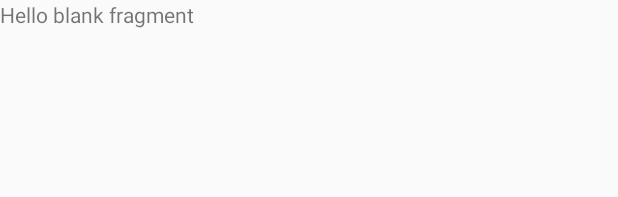
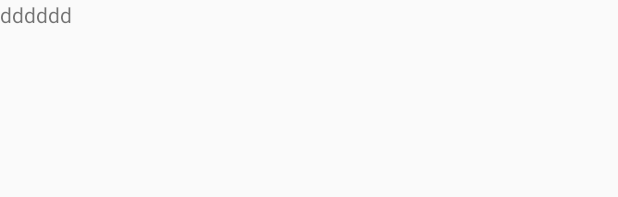
Before and after one commit to vinaynm/NammaKarnatakaTraffic, an Android app: the layout fragment_support.xml on its own in the app's theme, with its tools: preview values and no code run, on a phone screen of 412 x 824 dp. Shown: the top 197 px of the screen. Run offline under Robolectric (Android 15) with nearby library versions, the phone set to English and light mode, and no system bars.

Commit message:
test new

```diff
--- a/app/src/main/res/layout/fragment_support.xml
+++ b/app/src/main/res/layout/fragment_support.xml
@@ -8,6 +8,6 @@
     <TextView
         android:layout_width="match_parent"
         android:layout_height="match_parent"
-        android:text="@string/hello_blank_fragment" />
+        android:text="dddddd" />
 
 </FrameLayout>
```
